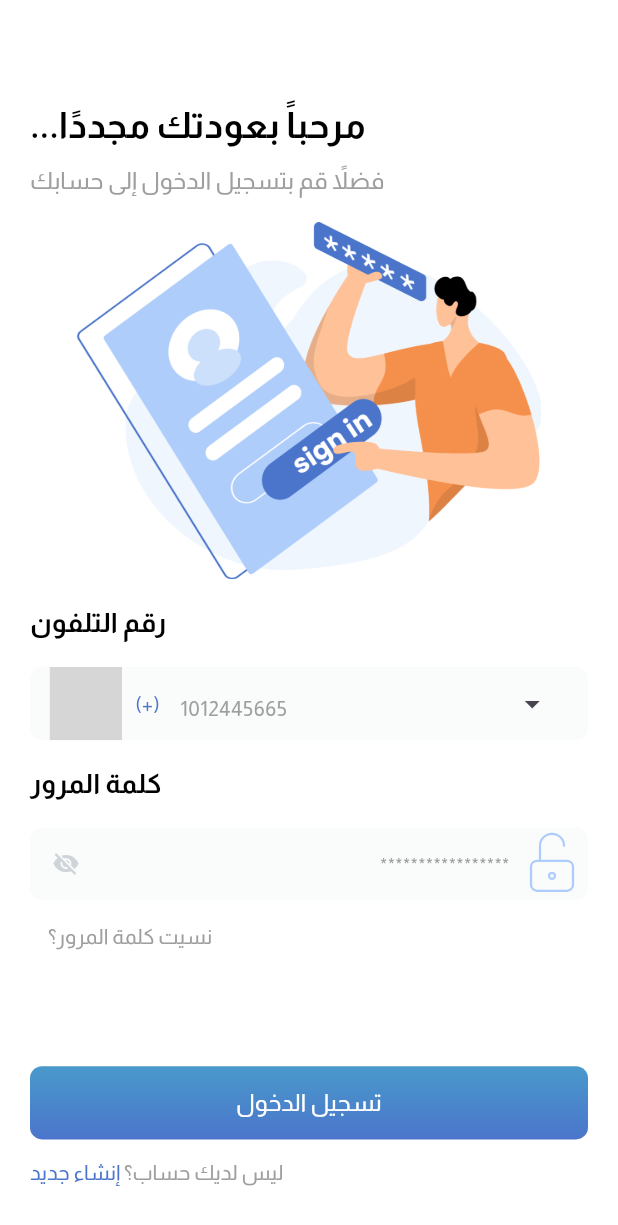
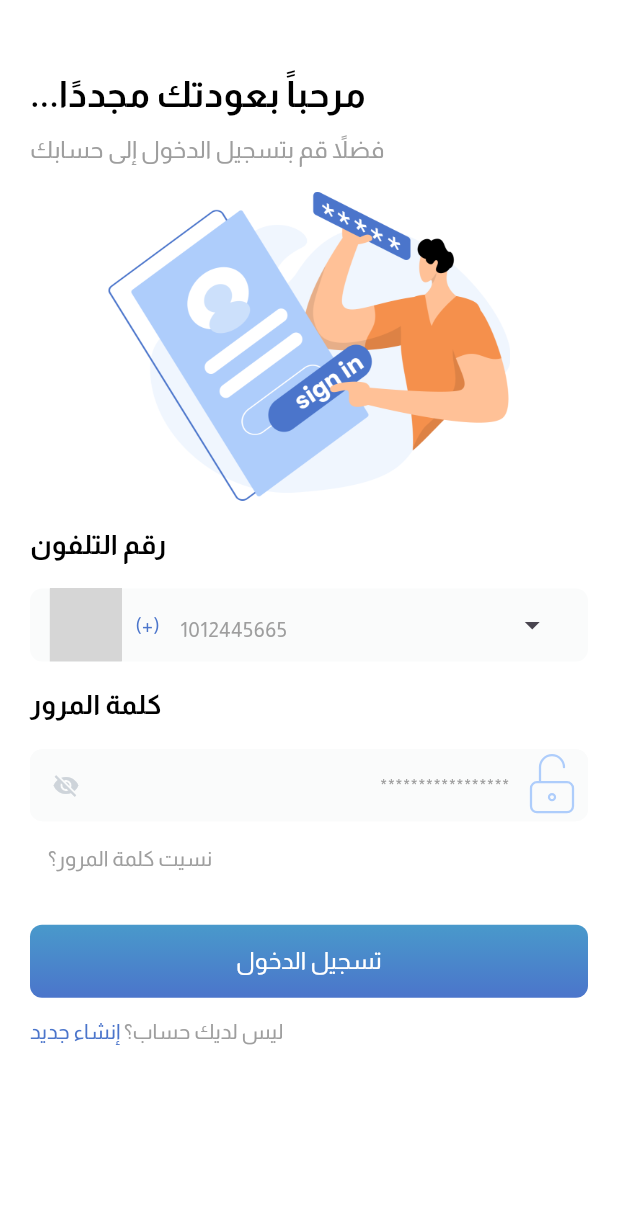
Before and after one commit to JehanBarakat/furniture-movers, a Flutter app: the LoginScreen screen opened directly, on a phone screen of 412 x 824 dp. Shown: the top 1225 px of the screen. Run offline on Flutter 3.47's test engine with Material 3 defaults, Android fonts, the phone set to English and light mode, and no system bars; our stand-ins replace csc_picker_plus, flutter_screenutil, flutter_svg, intl_phone_field; missing offline and left inert: country_pickers; grey boxes are pictures that could not be loaded.

Commit message:
Update login_screen.dart

```diff
--- a/lib/features/auth/presentation/screens/login_screen.dart
+++ b/lib/features/auth/presentation/screens/login_screen.dart
@@ -9,6 +9,7 @@ import 'package:furnituremovers/core/widgets/custom_phone_field.dart';
 import 'package:furnituremovers/core/widgets/custom_text_field.dart';
 import 'package:furnituremovers/core/widgets/primary_button.dart';
 import 'package:furnituremovers/features/auth/presentation/screens/register_screen.dart';
+import 'package:furnituremovers/features/auth/presentation/screens/forget_password_screen.dart';
 import 'package:furnituremovers/main.dart';
 
 class LoginScreen extends StatefulWidget {
@@ -59,26 +60,29 @@ class _LoginScreenState extends State<LoginScreen> {
       textDirection: TextDirection.rtl,
       child: Scaffold(
         backgroundColor: AppColors.white,
+        resizeToAvoidBottomInset: true, // إضافة هذا السطر
         body: Stack(
           children: [
             SafeArea(
               child: LayoutBuilder(
                 builder: (context, constraints) {
-                  return Padding(
+                  return SingleChildScrollView(
+                    // إضافة SingleChildScrollView
+                    child: Padding(
                       padding: AppSpacing.screenPadding,
                       child: ConstrainedBox(
                         constraints: BoxConstraints(
                           minHeight: constraints.maxHeight,
                         ),
-                      child: IntrinsicHeight(
                         child: Column(
+                          // إزالة IntrinsicHeight
                           crossAxisAlignment: CrossAxisAlignment.end,
                           children: [
                             // الترحيب
                             Column(
                               crossAxisAlignment: CrossAxisAlignment.end,
                               children: [
-                                SizedBox(height: 50.h),
+                                SizedBox(height: 30.h), // تقليل المسافة
                                 Text(
                                   "مرحباً بعودتك مجددًا...",
                                   style: AppTextStyles.heading1Ar,
@@ -98,8 +102,11 @@ class _LoginScreenState extends State<LoginScreen> {
                             SizedBox(height: 16.h),
 
                             // الصورة
-                            Expanded(
-                              flex: 2,
+                            Container(
+                              // تغيير من Expanded إلى Container
+                              height:
+                                  MediaQuery.of(context).size.height *
+                                  0.25, // تحديد ارتفاع ثابت
                               child: Center(
                                 child: Image.asset(
                                   "assets/images/login-image.png",
@@ -111,9 +118,8 @@ class _LoginScreenState extends State<LoginScreen> {
                             SizedBox(height: 16.h),
 
                             // الحقول
-                            Expanded(
-                              flex: 3,
-                              child: Column(
+                            Column(
+                              // تغيير من Expanded إلى Column عادي
                               crossAxisAlignment: CrossAxisAlignment.end,
                               children: [
                                 Text(
@@ -153,8 +159,7 @@ class _LoginScreenState extends State<LoginScreen> {
                                     ),
                                   ),
                                   validator: (value) {
-                                      if (value == null ||
-                                          value.trim().isEmpty) {
+                                    if (value == null || value.trim().isEmpty) {
                                       return 'الرجاء إدخال كلمة المرور';
                                     }
                                     if (value.trim().length < 8) {
@@ -167,7 +172,16 @@ class _LoginScreenState extends State<LoginScreen> {
                                 Align(
                                   alignment: Alignment.centerLeft,
                                   child: TextButton(
-                                      onPressed: () {},
+                                    onPressed: () {
+                                      // الانتقال لصفحة نسيت كلمة المرور
+                                      Navigator.push(
+                                        context,
+                                        MaterialPageRoute(
+                                          builder: (context) =>
+                                              const ForgetPasswordScreen(),
+                                        ),
+                                      );
+                                    },
                                     child: Text(
                                       "نسيت كلمة المرور؟",
                                       style: AppTextStyles.smallTextAr,
@@ -175,18 +189,18 @@ class _LoginScreenState extends State<LoginScreen> {
                                   ),
                                 ),
 
-                                  Spacer(),
+                                SizedBox(height: 20.h), // إضافة مسافة ثابتة
 
                                 PrimaryButton(
                                   text: "تسجيل الدخول",
                                   padding: const EdgeInsets.all(5),
-                                    textStyle: AppTextStyles.bodyTextAr
-                                        .copyWith(color: AppColors.white),
+                                  textStyle: AppTextStyles.bodyTextAr.copyWith(
+                                    color: AppColors.white,
+                                  ),
                                   onTap: _login,
                                   width: double.infinity,
                                 ),
                               ],
-                              ),
                             ),
 
                             // رابط إنشاء حساب
```
Lines whose indentation alone changed are shown as unchanged.
